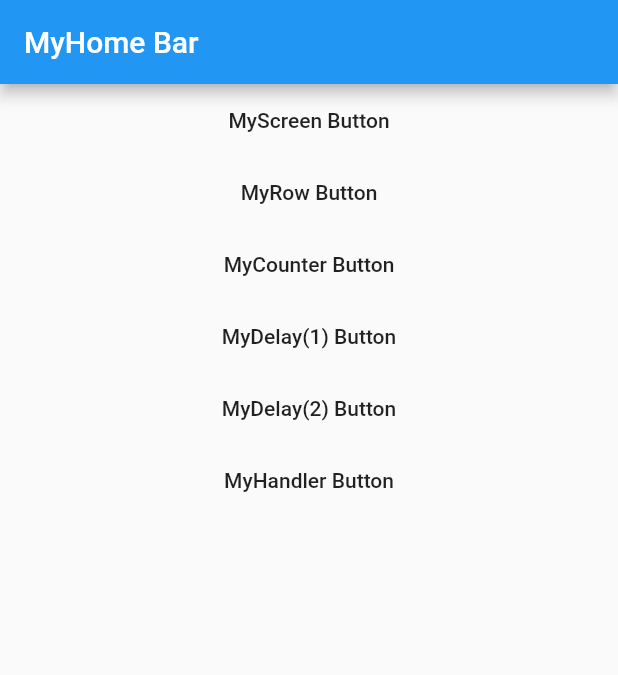
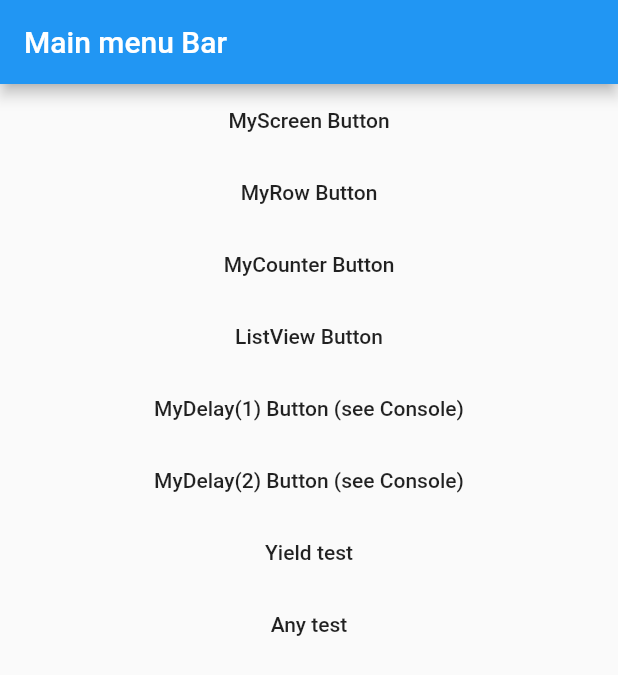
Before and after one commit to 10mkaz/flutter_widget, a Flutter app: the screen it shows after launch, on a phone screen of 412 x 824 dp. Shown: the top 675 px of the screen. Run offline on Flutter 3.47's test engine with Material 2 defaults, Android fonts, the phone set to English and light mode, and no system bars.

```diff
--- a/lib/main.dart
+++ b/lib/main.dart
@@ -1,107 +1,19 @@
 import 'package:flutter/material.dart';
-import 'delay.dart';
-import 'handler.dart';
-import 'screen.dart';
-import 'row.dart';
-import 'counter.dart';
 
+import 'main_menu.dart';
 
+// Flutter のメインエントリ
 void main() => runApp(MyApp());
 
+// Flutter のメインエントリから起動されるメインクラス
 class MyApp extends StatelessWidget {
   @override
   Widget build(BuildContext context) {
-    print('********** class MyApp build()');
     return MaterialApp(
       theme: ThemeData(
         primarySwatch: Colors.blue,
       ),
-      home: MyHomePage(),
+      home: MainMenu(),
     );
   }
 }
-
-class MyHomePage extends StatefulWidget {
-  MyHomePage({Key key}) : super(key: key);
-  @override
-  _MyHomePageState createState() => _MyHomePageState();
-}
-
-class _MyHomePageState extends State<MyHomePage> {
-  @override
-  Widget build(BuildContext context) {
-    print('********** class _MyHomePageState build()');
-    return Scaffold(
-      appBar: AppBar(
-        title: Text('MyHome Bar'),
-      ),
-      body: Center(
-        child: Column(
-          mainAxisAlignment: MainAxisAlignment.start,
-          children: <Widget>[
-
-            FlatButton(
-              child: Text('MyScreen Button'),
-              onPressed: () {
-                print('********** class _MyHomePageState FlatButton: MyScreen Button');
-                Navigator.push(
-                  context,
-                  MaterialPageRoute(builder: (context) => MyScreen()),
-                );
-              },
-            ),
-
-            FlatButton(
-              child: Text('MyRow Button'),
-              onPressed: () {
-                print('********** class _MyHomePageState FlatButton: MyRow Button');
-                Navigator.push(
-                  context,
-                  MaterialPageRoute(builder: (context) => MyRow()),
-                );
-              },
-            ),
-
-            FlatButton(
-              child: Text('MyCounter Button'),
-              onPressed: () {
-                print('********** class _MyHomePageState FlatButton: MyCounter Button');
-                Navigator.push(
-                  context,
-                  MaterialPageRoute(builder: (context) => MyCounter()),
-                );
-              },
-            ),
-
-            FlatButton(
-              child: Text('MyDelay(1) Button'),
-              onPressed: () {
-                print('********** class _MyHomePageState FlatButton: MyDelay Button start ${new DateTime.now()}');
-                MyDelay.delay1();
-                print('********** class _MyHomePageState FlatButton: MyDelay Button end ${new DateTime.now()}');
-              },
-            ),
-
-            FlatButton(
-              child: Text('MyDelay(2) Button'),
-              onPressed: () {
-                MyDelay.delay2();
-              },
-            ),
-
-            FlatButton(
-              child: Text('MyHandler Button'),
-              onPressed: () {
-                Navigator.push(
-                  context,
-                  MaterialPageRoute(builder: (context) => MyHandler()),
-                );
-              },
-            ),
-          ],
-        ),
-      ),
-    );
-  }
-
-}
--- /dev/null
+++ b/lib/main_menu.dart
@@ -0,0 +1,113 @@
+import 'package:flutter/cupertino.dart';
+import 'package:flutter/material.dart';
+import 'package:flutter_widget/_any_test.dart';
+import 'package:flutter_widget/row.dart';
+import 'package:flutter_widget/screen.dart';
+import 'package:flutter_widget/yield.dart';
+
+import 'counter.dart';
+import 'delay.dart';
+import 'listview.dart';
+
+// Flutter のメインクラスから起動されるメニュークラス
+// StatefulWidget なのでStateクラスを作成する
+class MainMenu extends StatefulWidget {
+  MainMenu({Key key}) : super(key: key);
+  @override
+  _MainMenuState createState() => _MainMenuState();
+}
+
+// メニュークラスのStateクラス
+class _MainMenuState extends State<MainMenu> {
+
+  @override
+  Widget build(BuildContext context) {
+    return Scaffold(
+      appBar: AppBar(
+        title: Text('Main menu Bar'),
+      ),
+
+      body: Center(
+        child: Column(
+          mainAxisAlignment: MainAxisAlignment.start,
+          children: <Widget>[
+            FlatButton(
+              child: Text('MyScreen Button'),
+              onPressed: () {
+                Navigator.push(
+                  context,
+                  MaterialPageRoute(builder: (context) => MyScreen()),
+                );
+              },
+            ),
+
+            FlatButton(
+              child: Text('MyRow Button'),
+              onPressed: () {
+                Navigator.push(
+                  context,
+                  MaterialPageRoute(builder: (context) => MyRow()),
+                );
+              },
+            ),
+
+            FlatButton(
+              child: Text('MyCounter Button'),
+              onPressed: () {
+                Navigator.push(
+                  context,
+                  MaterialPageRoute(builder: (context) => MyCounter()),
+                );
+              },
+            ),
+
+            FlatButton(
+              child: Text('ListView Button'),
+              onPressed: () {
+                Navigator.push(
+                  context,
+                  MaterialPageRoute(builder: (context) => ListViewScreen()),
+                );
+              },
+            ),
+
+            FlatButton(
+              child: Text('MyDelay(1) Button (see Console)'),
+              onPressed: () {
+                MyDelay.delay1();
+              },
+            ),
+
+            FlatButton(
+              child: Text('MyDelay(2) Button (see Console)'),
+              onPressed: () {
+                MyDelay.delay2();
+              },
+            ),
+
+            FlatButton(
+              child: Text('Yield test'),
+              onPressed: () {
+                Navigator.push(
+                  context,
+                  MaterialPageRoute(builder: (context) => YieldTest()),
+                );
+              },
+            ),
+
+            FlatButton(
+              child: Text('Any test'),
+              onPressed: () {
+                Navigator.push(
+                  context,
+                  MaterialPageRoute(builder: (context) => AnyTest()),
+                );
+              },
+            ),
+          ],
+        ),
+      ),
+    );
+  }
+
+}
```
Also changed, not shown: lib/_any_test.dart (added, +58 -0 lines), lib/listview.dart (added, +135 -0 lines), lib/yield.dart (added, +97 -0 lines), 2 other files.
